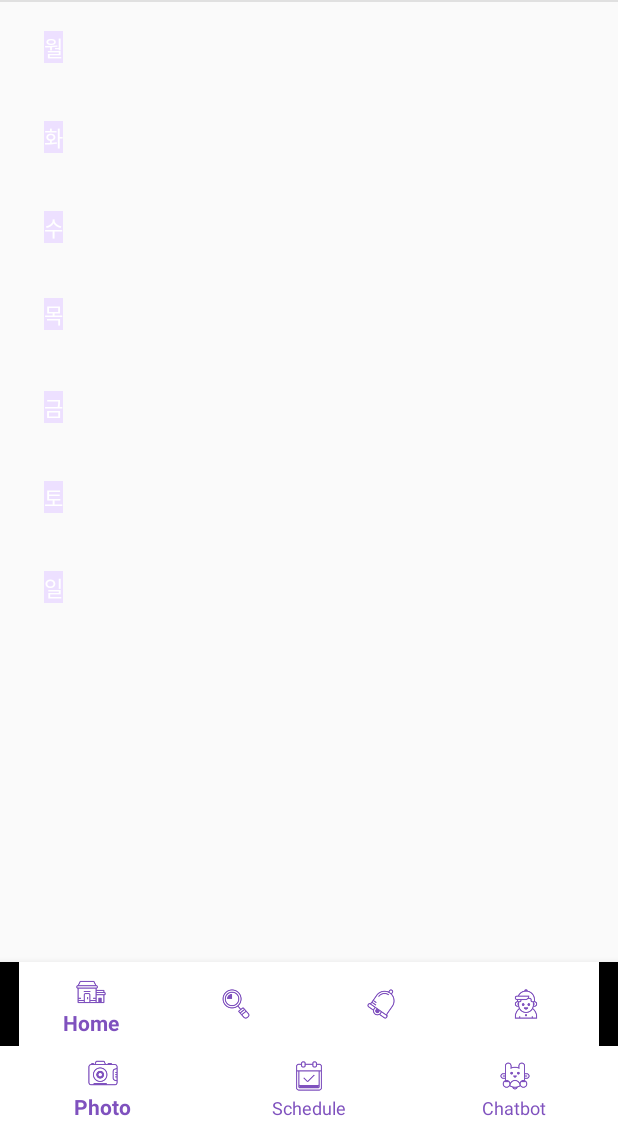
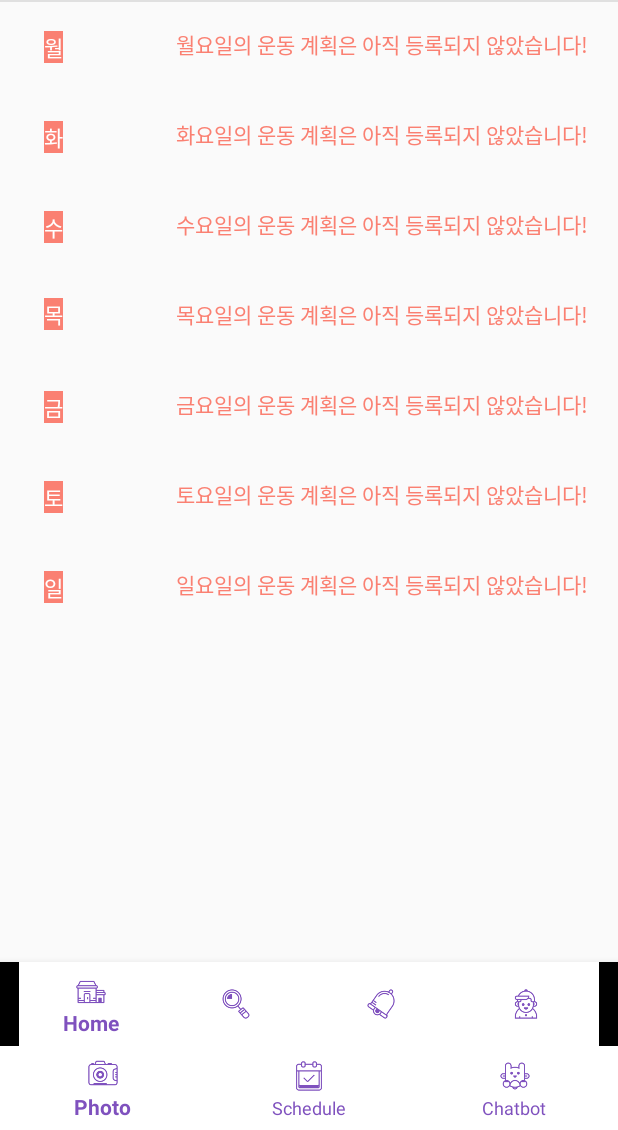
Before and after one commit to parkshinwoo/FitTalk, an Android app: the fragment ScheduleFragment placed in its activity, on a phone screen of 412 x 824 dp, the part 106-1236 px from its top. Run offline under Robolectric (Android 15) with nearby library versions, the phone set to English and light mode, and no system bars; our stand-ins replace Firebase (no records; nobody signed in at launch, a user with empty details on screens opened directly); pictures from the network do not load.

Commit message:
2018년 11월 10일 20차 커밋입니다. 디자인을 약간씩 수정했습니다.
운동 계획을 업로드하는 부분에 예외처리를 해줘야합니다.

```diff
--- a/app/src/main/java/fourpeopleforcolor/fittalk/fragment/ScheduleFragment.kt
+++ b/app/src/main/java/fourpeopleforcolor/fittalk/fragment/ScheduleFragment.kt
@@ -70,6 +70,7 @@ class ScheduleFragment : Fragment() {
                         }
                         if (result.data["dayOfWeek"] == "화요일") {
                             fragmentView?.schedule_tue?.text = result.data["schedule"].toString()
+
                         }
                         if (result.data["dayOfWeek"] == "수요일") {
                             fragmentView?.schedule_wed?.text = result.data["schedule"].toString()
@@ -79,12 +80,15 @@ class ScheduleFragment : Fragment() {
                         }
                         if (result.data["dayOfWeek"] == "금요일") {
                             fragmentView?.schedule_fri?.text = result.data["schedule"].toString()
+
                         }
                         if (result.data["dayOfWeek"] == "토요일") {
                             fragmentView?.schedule_sat?.text = result.data["schedule"].toString()
+
                         }
                         if (result.data["dayOfWeek"] == "일요일") {
                             fragmentView?.schedule_sun?.text = result.data["schedule"].toString()
+
                         }
                     }
                 }
--- a/app/src/main/res/layout/fragment_schedule.xml
+++ b/app/src/main/res/layout/fragment_schedule.xml
@@ -42,6 +42,8 @@
         android:layout_width="match_parent"
         android:layout_height="match_parent"
         android:gravity="center"
+        android:text="월요일의 운동 계획은 아직 등록되지 않았습니다!"
+        android:textColor="@color/orangePink"
         />
 
   </android.support.design.widget.TextInputLayout>
@@ -55,7 +57,7 @@
       android:layout_marginStart="29dp"
       android:layout_marginTop="56dp"
       android:text="월"
-      android:background="@color/creamy_violet"
+      android:background="@color/orangePink"
       android:textColor="@color/colorWhite"
       android:layout_alignParentLeft="true"
       android:layout_marginLeft="29dp" />
@@ -74,6 +76,8 @@
         android:layout_width="match_parent"
         android:layout_height="match_parent"
         android:gravity="center"
+        android:text="화요일의 운동 계획은 아직 등록되지 않았습니다!"
+        android:textColor="@color/orangePink"
         />
 
   </android.support.design.widget.TextInputLayout>
@@ -87,7 +91,7 @@
       android:layout_alignStart="@+id/mon"
       android:layout_marginTop="116dp"
       android:text="화"
-      android:background="@color/creamy_violet"
+      android:background="@color/orangePink"
       android:textColor="@color/colorWhite"
       android:layout_alignLeft="@+id/mon" />
 
@@ -104,6 +108,8 @@
         android:layout_width="match_parent"
         android:layout_height="match_parent"
         android:gravity="center"
+        android:text="수요일의 운동 계획은 아직 등록되지 않았습니다!"
+        android:textColor="@color/orangePink"
         />
 
   </android.support.design.widget.TextInputLayout>
@@ -115,7 +121,7 @@
       android:layout_alignStart="@+id/tue"
       android:layout_marginTop="176dp"
       android:text="수"
-      android:background="@color/creamy_violet"
+      android:background="@color/orangePink"
       android:textColor="@color/colorWhite"
       android:layout_alignLeft="@+id/tue" />
 
@@ -133,6 +139,8 @@
         android:layout_width="match_parent"
         android:layout_height="match_parent"
         android:gravity="center"
+        android:text="목요일의 운동 계획은 아직 등록되지 않았습니다!"
+        android:textColor="@color/orangePink"
         />
 
   </android.support.design.widget.TextInputLayout>
@@ -144,7 +152,7 @@
       android:layout_alignStart="@+id/tue"
       android:layout_marginTop="234dp"
       android:text="목"
-      android:background="@color/creamy_violet"
+      android:background="@color/orangePink"
       android:textColor="@color/colorWhite"
       android:layout_alignLeft="@+id/tue" />
 
@@ -161,6 +169,8 @@
         android:layout_width="match_parent"
         android:layout_height="match_parent"
         android:gravity="center"
+        android:text="금요일의 운동 계획은 아직 등록되지 않았습니다!"
+        android:textColor="@color/orangePink"
         />
 
   </android.support.design.widget.TextInputLayout>
@@ -173,7 +183,7 @@
 
       android:layout_marginTop="296dp"
       android:text="금"
-      android:background="@color/creamy_violet"
+      android:background="@color/orangePink"
       android:textColor="@color/colorWhite"
       android:layout_alignLeft="@+id/tue" />
 
@@ -191,6 +201,8 @@
         android:layout_width="match_parent"
         android:layout_height="match_parent"
         android:gravity="center"
+        android:text="토요일의 운동 계획은 아직 등록되지 않았습니다!"
+        android:textColor="@color/orangePink"
         />
 
   </android.support.design.widget.TextInputLayout>
@@ -203,7 +215,7 @@
 
       android:layout_marginTop="356dp"
       android:text="토"
-      android:background="@color/creamy_violet"
+      android:background="@color/orangePink"
       android:textColor="@color/colorWhite"
       android:layout_alignLeft="@+id/tue" />
 
@@ -221,6 +233,8 @@
         android:layout_width="match_parent"
         android:layout_height="match_parent"
         android:gravity="center"
+        android:text="일요일의 운동 계획은 아직 등록되지 않았습니다!"
+        android:textColor="@color/orangePink"
         />
 
   </android.support.design.widget.TextInputLayout>
@@ -233,7 +247,7 @@
 
       android:layout_marginTop="416dp"
       android:text="일"
-      android:background="@color/creamy_violet"
+      android:background="@color/orangePink"
       android:textColor="@color/colorWhite"
       android:layout_alignLeft="@+id/tue" />
 
--- a/app/src/main/res/values/strings.xml
+++ b/app/src/main/res/values/strings.xml
@@ -62,7 +62,7 @@
     <string name="hint_schedule_content">당신의 운동 계획을 적어주세요!</string>
     <string name="upload_schedule">등록</string>
     <string name="update_schedule">업데이트</string>
-    <string name="upload_schedule_success">등록 성공</string>
+    <string name="upload_schedule_success">운동 계획을 등록했습니다!</string>
 
     <!-- Chatbot -->
     <string name="hint_chatbot">FitTalk에게 말을 걸어보세요!</string>
```
Also changed, not shown: app/src/main/java/fourpeopleforcolor/fittalk/navigation_activity/UploadScheduleActivity.kt (+8 -14 lines), app/src/main/res/layout/activity_upload_schedule.xml (+7 -7 lines).
